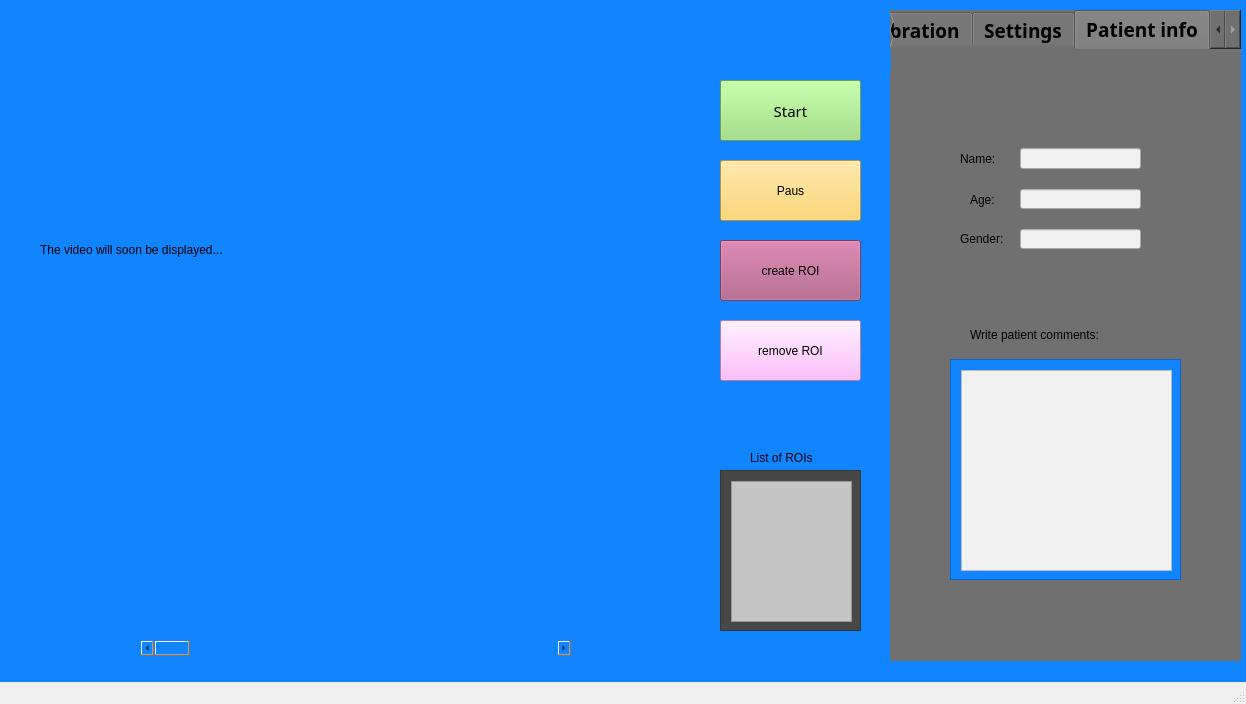
First picture: the form in LSI Project GUI/LSI Project GUI/LSIProjectGUI.ui, repository Fridanylund/LSI, before the edit.
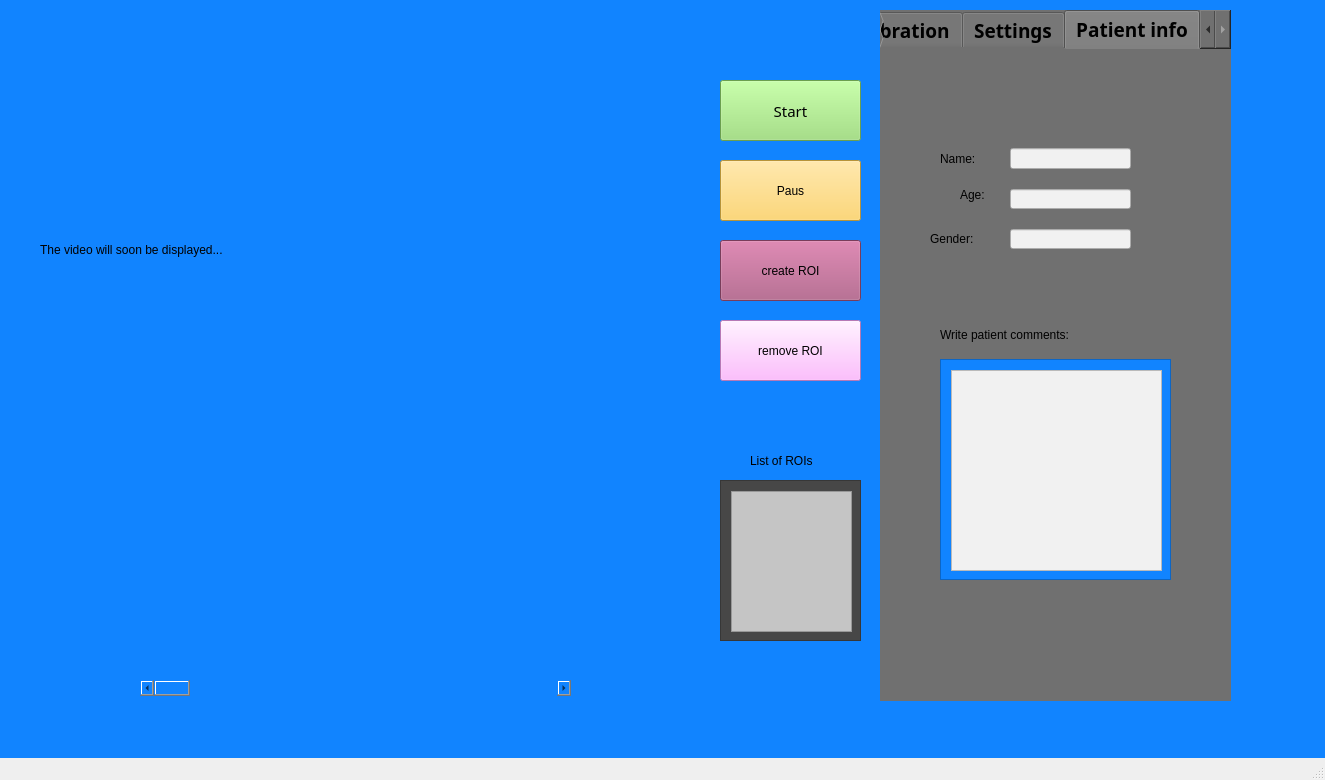
Second picture: the form after the edit. Custom widgets are drawn as their Qt base class.

```diff
--- a/LSI Project GUI/LSI Project GUI/LSIProjectGUI.ui
+++ b/LSI Project GUI/LSI Project GUI/LSIProjectGUI.ui
@@ -6,8 +6,8 @@
    <rect>
     <x>0</x>
     <y>0</y>
-    <width>1246</width>
-    <height>704</height>
+    <width>1325</width>
+    <height>780</height>
    </rect>
   </property>
   <property name="windowTitle">
@@ -114,10 +114,10 @@
    <widget class="QTabWidget" name="settings_patientInfo">
     <property name="geometry">
      <rect>
-      <x>890</x>
+      <x>880</x>
       <y>10</y>
       <width>351</width>
-      <height>651</height>
+      <height>691</height>
      </rect>
     </property>
     <property name="font">
@@ -545,9 +545,9 @@
      <widget class="QLabel" name="genderLabel">
       <property name="geometry">
        <rect>
-        <x>70</x>
+        <x>50</x>
         <y>180</y>
-        <width>61</width>
+        <width>71</width>
         <height>20</height>
        </rect>
       </property>
@@ -639,9 +639,9 @@
      <widget class="QLabel" name="nameLabel">
       <property name="geometry">
        <rect>
-        <x>70</x>
+        <x>60</x>
         <y>100</y>
-        <width>51</width>
+        <width>61</width>
         <height>20</height>
        </rect>
       </property>
@@ -656,9 +656,9 @@
       <property name="geometry">
        <rect>
         <x>80</x>
-        <y>140</y>
-        <width>31</width>
-        <height>21</height>
+        <y>130</y>
+        <width>41</width>
+        <height>31</height>
        </rect>
       </property>
       <property name="styleSheet">
@@ -671,9 +671,9 @@
      <widget class="QLabel" name="commentsLabel">
       <property name="geometry">
        <rect>
-        <x>80</x>
+        <x>60</x>
         <y>270</y>
-        <width>191</width>
+        <width>241</width>
         <height>31</height>
        </rect>
       </property>
@@ -690,7 +690,7 @@
     <property name="geometry">
      <rect>
       <x>140</x>
-      <y>500</y>
+      <y>540</y>
       <width>431</width>
       <height>161</height>
      </rect>
@@ -713,7 +713,7 @@
     <property name="geometry">
      <rect>
       <x>720</x>
-      <y>470</y>
+      <y>480</y>
       <width>141</width>
       <height>161</height>
      </rect>
@@ -887,7 +887,7 @@
       <x>750</x>
       <y>450</y>
       <width>91</width>
-      <height>16</height>
+      <height>21</height>
      </rect>
     </property>
     <property name="styleSheet">
@@ -902,7 +902,7 @@
      <rect>
       <x>690</x>
       <y>50</y>
-      <width>201</width>
+      <width>181</width>
       <height>20</height>
      </rect>
     </property>
```
Left out of the diff: 19 changed lines with no effect on the pictures.
